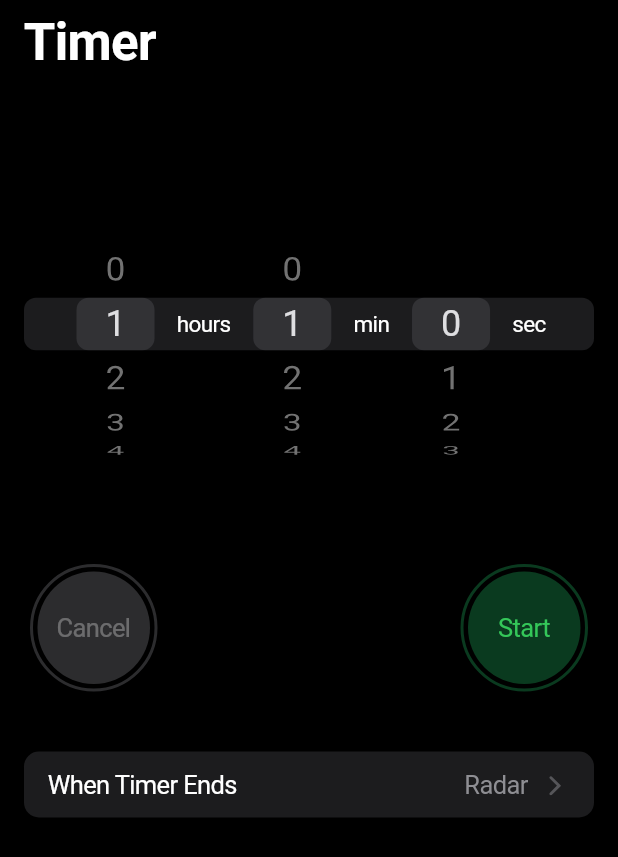
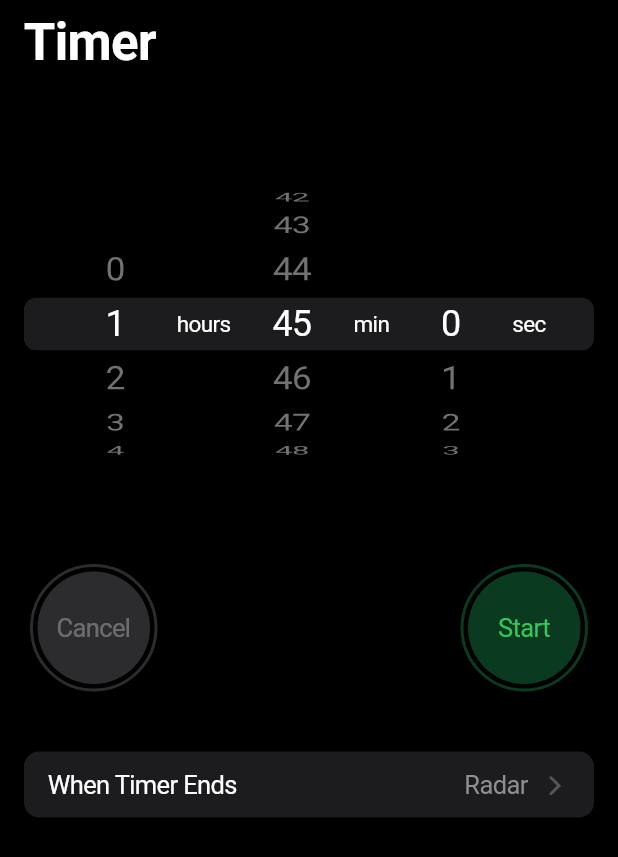
Before and after one commit to minhan176/Alarm-iOS, a Flutter app: the TimerScreen screen opened directly, after a tap on an icon or button, on a phone screen of 412 x 824 dp. Shown: the top 857 px of the screen. Run offline on Flutter 3.47's test engine with Material 3 defaults, Android fonts, the light colour scheme and no system bars; our stand-ins replace audioplayers, flutter_local_notifications, modal_bottom_sheet, shared_preferences, timezone, vibration; missing offline and left inert: android_alarm_manager_plus, liquid_glass_renderer, motor; accounts and stored records are empty; statements that could not run were skipped.

Commit message:
Update project

```diff
--- a/lib/screens/timer_screen.dart
+++ b/lib/screens/timer_screen.dart
@@ -11,7 +11,7 @@ class TimerScreen extends StatefulWidget {
 
 class _TimerScreenState extends State<TimerScreen> with TickerProviderStateMixin {
   int _hours = 0;
-  int _minutes = 1;
+  int _minutes = 45;
   int _seconds = 0;
   int _remainingSeconds = 0;
   int _totalSeconds = 0;
@@ -452,6 +452,9 @@ class _TimerScreenState extends State<TimerScreen> with TickerProviderStateMixin
                 width: 70,
                 child: CupertinoPicker(
                   backgroundColor: CupertinoColors.transparent,
+                  selectionOverlay: const CupertinoPickerDefaultSelectionOverlay(
+                    background: CupertinoColors.transparent,
+                  ),
                   scrollController: FixedExtentScrollController(
                     initialItem: _hours,
                   ),
@@ -490,6 +493,9 @@ class _TimerScreenState extends State<TimerScreen> with TickerProviderStateMixin
                 width: 70,
                 child: CupertinoPicker(
                   backgroundColor: CupertinoColors.transparent,
+                  selectionOverlay: const CupertinoPickerDefaultSelectionOverlay(
+                    background: CupertinoColors.transparent,
+                  ),
                   scrollController: FixedExtentScrollController(
                     initialItem: _minutes,
                   ),
@@ -528,6 +534,9 @@ class _TimerScreenState extends State<TimerScreen> with TickerProviderStateMixin
                 width: 70,
                 child: CupertinoPicker(
                   backgroundColor: CupertinoColors.transparent,
+                  selectionOverlay: const CupertinoPickerDefaultSelectionOverlay(
+                    background: CupertinoColors.transparent,
+                  ),
                   scrollController: FixedExtentScrollController(
                     initialItem: _seconds,
                   ),
--- a/lib/screens/world_clock_screen.dart
+++ b/lib/screens/world_clock_screen.dart
@@ -197,7 +197,8 @@ class _WorldClockItem extends StatelessWidget {
     final timeDiff = _getTimeDifference();
 
     return Container(
-      padding: const EdgeInsets.symmetric(horizontal: 16, vertical: 20),
+      padding: const EdgeInsets.symmetric(vertical: 20),
+      margin: const EdgeInsets.symmetric(horizontal: 16),
       decoration: const BoxDecoration(
         border: Border(
           bottom: BorderSide(
--- a/lib/widgets/custom_buttons.dart
+++ b/lib/widgets/custom_buttons.dart
@@ -34,7 +34,7 @@ class NavTextButton extends StatelessWidget {
                 behavior: HitTestBehavior.opaque,
                 onTap: enabled ? onPressed : null,
                 child: SizedBox(
-                  height: 40,
+                  height: 35,
                   child: Padding(
                     padding: const EdgeInsets.symmetric(horizontal: 10, vertical: 8),
                     child: Center(
@@ -87,8 +87,8 @@ class NavIconButton extends StatelessWidget {
             behavior: HitTestBehavior.opaque,
             onTap: enabled ? onPressed : null,
             child: Container(
-              width: 44,
-              height: 44,
+              width: 35,
+              height: 35,
               decoration: backgroundColor != null
                   ? BoxDecoration(
                       color: backgroundColor,
@@ -208,7 +208,7 @@ class CustomNavBar extends StatelessWidget {
                 child: Align(
                   alignment: Alignment.centerLeft,
                   child: Padding(
-                    padding: const EdgeInsets.only(left: 4),
+                    padding: const EdgeInsets.only(left: 16),
                     child: leading ?? const SizedBox.shrink(),
                   ),
                 ),
@@ -225,7 +225,7 @@ class CustomNavBar extends StatelessWidget {
                 child: Align(
                   alignment: Alignment.centerRight,
                   child: Padding(
-                    padding: const EdgeInsets.only(right: 4),
+                    padding: const EdgeInsets.only(right: 16),
                     child: trailing ?? const SizedBox.shrink(),
                   ),
                 ),
```
Also changed, not shown: lib/screens/edit_alarm_screen.dart (+47 -19 lines), packages/liquid_glass_renderer_example/pubspec.lock, pubspec.lock.
